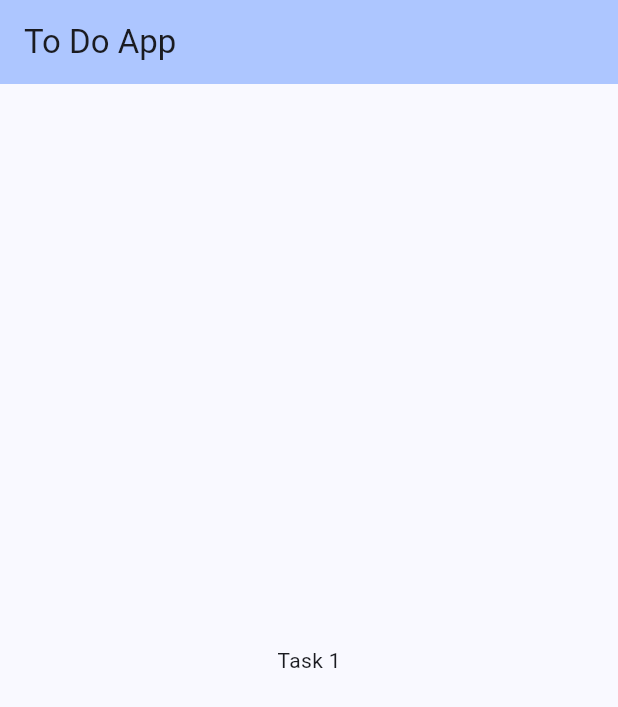
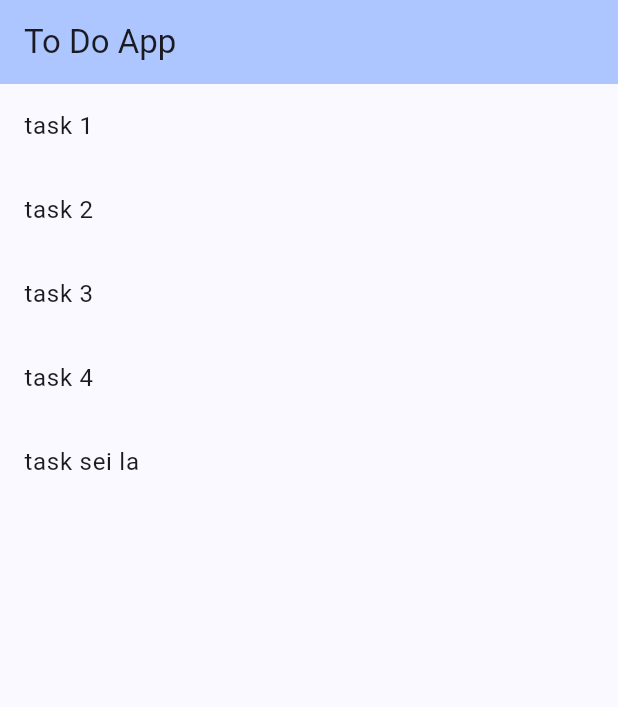
Before and after one commit to eloisafernandes/app_tarefas, a Flutter app: the screen it shows after launch, on a phone screen of 412 x 824 dp. Shown: the top 707 px of the screen. Run offline on Flutter 3.47's test engine with Material 3 defaults, Android fonts, the phone set to English and light mode, and no system bars.

Commit message:
criando objetos na lista

```diff
--- /dev/null
+++ b/lib/todo.dart
@@ -0,0 +1,15 @@
+
+
+
+class Todo{
+  Todo({required this.task, required this.completed});
+
+  final String task;
+  final bool completed;
+
+  factory Todo.create(String task){
+    return Todo(task: task, completed: false);
+
+  }
+
+}
--- /dev/null
+++ b/lib/todo_lis_widget.dart
@@ -0,0 +1,28 @@
+import 'package:flutter/material.dart';
+import 'package:app_tarefas/todo.dart';
+
+List<Todo>  todoList = [
+  Todo.create("task 1"),
+  Todo.create("task 2"),
+  Todo.create("task 3"),
+  Todo.create("task 4"),
+  Todo.create("task sei la"),
+];
+
+class TodoListWidget extends StatelessWidget {
+  const TodoListWidget({super.key});
+
+  @override
+  Widget build(BuildContext context) {
+    return ListView.builder(
+      primary: false,
+      shrinkWrap: true,
+      itemCount: todoList.length,
+      itemBuilder: (context, index)  {
+        return ListTile(
+          title: Text(todoList[index].task),
+        );
+      },
+    );
+  }
+}
--- a/lib/todo_list_page.dart
+++ b/lib/todo_list_page.dart
@@ -1,3 +1,4 @@
+import 'package:app_tarefas/todo_lis_widget.dart';
 import 'package:flutter/material.dart';
 
 
@@ -20,15 +21,11 @@ class _TodoListPageState extends State<TodoListPage> {
         backgroundColor: Theme.of(context).colorScheme.inversePrimary,
         title: const Text("To Do App"),
       ),
-      body: Center(
-        child: Column(
-          mainAxisAlignment: MainAxisAlignment.center,
-          children: <Widget>[
-            const Text(
-              'Task 1',
-            ),
-          ],
-        ),
+      body: ListView(
+        children: [
+          // widget para nova tarefa
+          TodoListWidget(),
+        ],
       ), // This trailing comma makes auto-formatting nicer for build methods.
     );
   }
```
